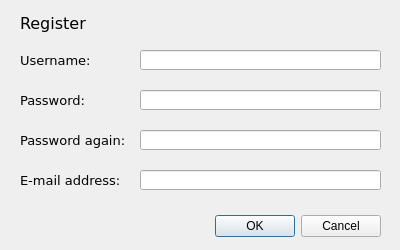
kristofanita/thesisKarateAnalysis, file ui/registerUser.ui: the form before one commit.
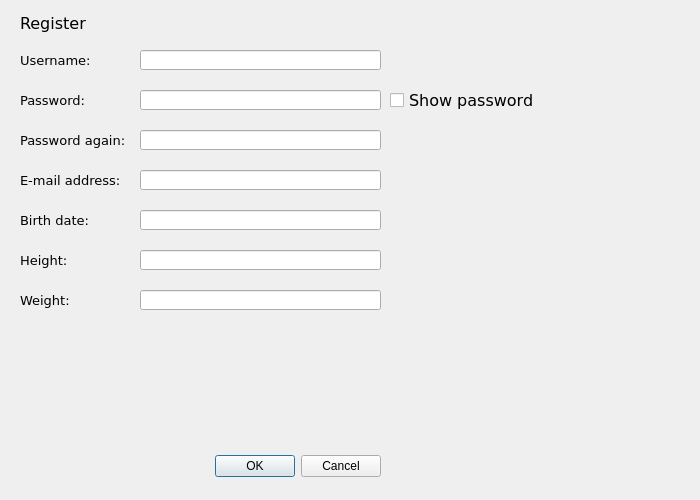
The form after the commit.

```diff
--- a/ui/registerUser.ui
+++ b/ui/registerUser.ui
@@ -6,8 +6,8 @@
    <rect>
     <x>0</x>
     <y>0</y>
-    <width>400</width>
-    <height>250</height>
+    <width>700</width>
+    <height>500</height>
    </rect>
   </property>
   <property name="windowTitle">
@@ -17,7 +17,7 @@
    <property name="geometry">
     <rect>
      <x>40</x>
-     <y>210</y>
+     <y>450</y>
      <width>341</width>
      <height>32</height>
     </rect>
@@ -106,6 +106,27 @@
     </rect>
    </property>
   </widget>
+
+  <widget class="QCheckBox" name="show_pwd">
+    <property name="geometry">
+     <rect>
+      <x>390</x>
+      <y>90</y>
+      <width>150</width>
+      <height>20</height>
+     </rect>
+    </property>
+    <property name="font">
+     <font>
+      <family>Verdana</family>
+      <pointsize>12</pointsize>
+     </font>
+    </property>
+    <property name="text">
+     <string>Show password</string>
+    </property>
+  </widget>
+
   <widget class="QLabel" name="label_4">
    <property name="geometry">
     <rect>
@@ -164,6 +185,93 @@
     <string>E-mail address:</string>
    </property>
   </widget>
+  <widget class="QLineEdit" name="birth">
+   <property name="geometry">
+    <rect>
+     <x>140</x>
+     <y>210</y>
+     <width>241</width>
+     <height>20</height>
+    </rect>
+   </property>
+  </widget>
+  <widget class="QLabel" name="label_6">
+   <property name="geometry">
+    <rect>
+     <x>20</x>
+     <y>210</y>
+     <width>101</width>
+     <height>20</height>
+    </rect>
+   </property>
+   <property name="font">
+    <font>
+     <family>Verdana</family>
+     <pointsize>10</pointsize>
+    </font>
+   </property>
+   <property name="text">
+    <string>Birth date:</string>
+   </property>
+  </widget>
+  <widget class="QLineEdit" name="height">
+   <property name="geometry">
+    <rect>
+     <x>140</x>
+     <y>250</y>
+     <width>241</width>
+     <height>20</height>
+    </rect>
+   </property>
+  </widget>
+  <widget class="QLabel" name="label_7">
+   <property name="geometry">
+    <rect>
+     <x>20</x>
+     <y>250</y>
+     <width>101</width>
+     <height>20</height>
+    </rect>
+   </property>
+   <property name="font">
+    <font>
+     <family>Verdana</family>
+     <pointsize>10</pointsize>
+    </font>
+   </property>
+   <property name="text">
+    <string>Height:</string>
+   </property>
+  </widget>
+  <widget class="QLineEdit" name="weight">
+   <property name="geometry">
+    <rect>
+     <x>140</x>
+     <y>290</y>
+     <width>241</width>
+     <height>20</height>
+    </rect>
+   </property>
+  </widget>
+  <widget class="QLabel" name="label_8">
+   <property name="geometry">
+    <rect>
+     <x>20</x>
+     <y>290</y>
+     <width>101</width>
+     <height>20</height>
+    </rect>
+   </property>
+   <property name="font">
+    <font>
+     <family>Verdana</family>
+     <pointsize>10</pointsize>
+    </font>
+   </property>
+   <property name="text">
+    <string>Weight:</string>
+   </property>
+  </widget>
  </widget>
  <resources/>
  <connections>
```
